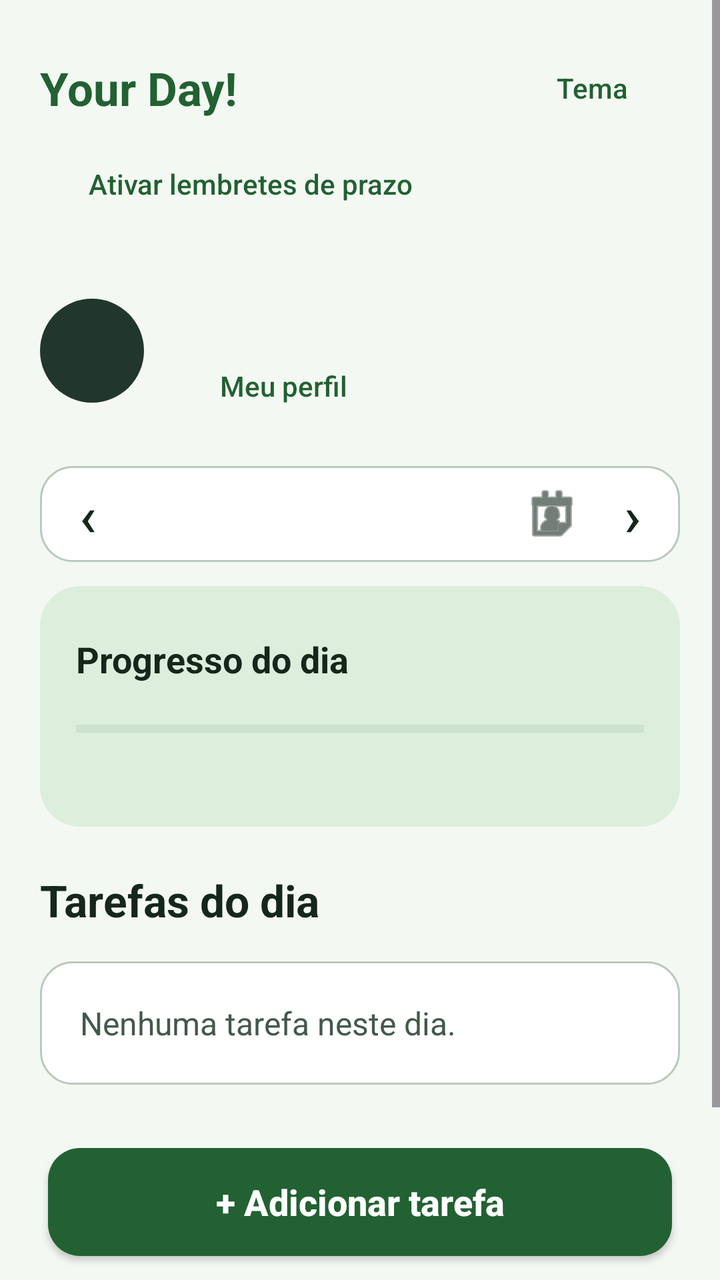
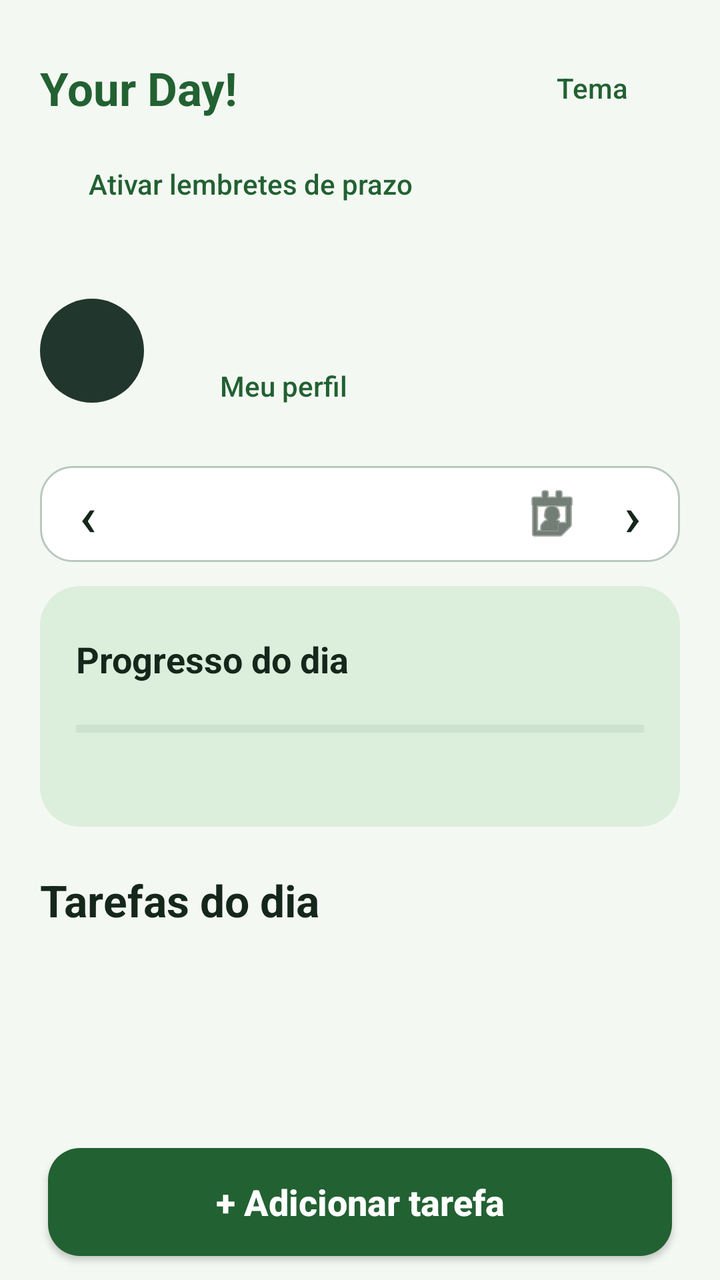

Compare the two renders of this Android layout. The source of the first and the diff that turns it into the second are given below.
<!-- AndroidManifest.xml: application theme Theme.ProjetoFaculdadeYourDay -->
<!-- res/layout/activity_inicio.xml -->
<LinearLayout
    xmlns:android="http://schemas.android.com/apk/res/android"
    android:id="@+id/main"
    android:layout_width="match_parent"
    android:layout_height="match_parent"
    android:orientation="vertical"
    android:background="@color/agenda_fundo">
    <ScrollView
        android:layout_width="match_parent"
        android:layout_height="0dp"
        android:layout_weight="1"
        android:fillViewport="true">
        <LinearLayout
            android:layout_width="match_parent"
            android:layout_height="wrap_content"
            android:orientation="vertical"
            android:padding="20dp">
            <LinearLayout
                android:layout_width="match_parent"
                android:layout_height="wrap_content"
                android:gravity="center_vertical"
                android:orientation="horizontal">
                <TextView
                    android:layout_width="0dp"
                    android:layout_weight="1"
                    android:layout_height="wrap_content"
                    android:gravity="start"
                    android:text="Your Day!"
                    android:textColor="@color/agenda_verde"
                    android:textSize="23sp"
                    android:textStyle="bold" />
                <Button
                    android:id="@+id/escolherTema"
                    style="?android:attr/borderlessButtonStyle"
                    android:layout_width="wrap_content"
                    android:layout_height="wrap_content"
                    android:minHeight="48dp"
                    android:text="@string/tema"
                    android:textAllCaps="false"
                    android:textColor="@color/agenda_verde" />
            </LinearLayout>
            <Button
                android:id="@+id/configurarLembretes"
                style="?android:attr/borderlessButtonStyle"
                android:layout_width="wrap_content"
                android:layout_height="wrap_content"
                android:minHeight="48dp"
                android:text="@string/lembretes_desligados"
                android:textAllCaps="false"
                android:textColor="@color/agenda_verde" />
            <LinearLayout
                android:layout_width="match_parent"
                android:layout_height="wrap_content"
                android:layout_marginTop="18dp"
                android:gravity="center_vertical"
                android:orientation="horizontal">
                <include layout="@layout/avatar_perfil" />
                <LinearLayout
                    android:layout_width="0dp"
                    android:layout_height="wrap_content"
                    android:layout_weight="1"
                    android:layout_marginStart="14dp"
                    android:orientation="vertical">
                    <TextView
                        android:id="@+id/textSaudacao"
                        android:layout_width="match_parent"
                        android:layout_height="wrap_content"
                        android:textColor="@color/agenda_texto"
                        android:textSize="26sp"
                        android:textStyle="bold" />
                    <Button
                        android:id="@+id/abrirPerfil"
                        style="?android:attr/borderlessButtonStyle"
                        android:layout_width="wrap_content"
                        android:layout_height="wrap_content"
                        android:minHeight="48dp"
                        android:text="@string/meu_perfil"
                        android:textAllCaps="false"
                        android:textColor="@color/agenda_verde" />
                </LinearLayout>
            </LinearLayout>
            <LinearLayout
                android:layout_width="match_parent"
                android:layout_height="wrap_content"
                android:orientation="horizontal"
                android:gravity="center_vertical"
                android:layout_marginTop="16dp"
                android:background="@drawable/cartao_agenda">
                <Button
                    android:id="@+id/diaAnterior"
                    style="?android:attr/borderlessButtonStyle"
                    android:layout_width="48dp"
                    android:layout_height="wrap_content"
                    android:minHeight="48dp"
                    android:minWidth="0dp"
                    android:padding="0dp"
                    android:textAllCaps="false"
                    android:textColor="@color/agenda_texto"
                    android:textSize="28sp"
                    android:text="‹"
                    android:contentDescription="Dia anterior" />
                <Button
                    android:id="@+id/escolherData"
                    style="?android:attr/borderlessButtonStyle"
                    android:layout_width="0dp"
                    android:layout_height="wrap_content"
                    android:minHeight="48dp"
                    android:minWidth="0dp"
                    android:padding="0dp"
                    android:textAllCaps="false"
                    android:textColor="@color/agenda_texto"
                    android:textSize="15sp"
                    android:layout_weight="1"
                    android:drawableEnd="@android:drawable/ic_menu_my_calendar"
                    android:drawableTint="@color/agenda_texto"
                    android:contentDescription="Escolher data no calendário" />
                <Button
                    android:id="@+id/proximoDia"
                    style="?android:attr/borderlessButtonStyle"
                    android:layout_width="48dp"
                    android:layout_height="wrap_content"
                    android:minHeight="48dp"
                    android:minWidth="0dp"
                    android:padding="0dp"
                    android:textAllCaps="false"
                    android:textColor="@color/agenda_texto"
                    android:textSize="28sp"
                    android:text="›"
                    android:contentDescription="Próximo dia" />
            </LinearLayout>
            <LinearLayout
                android:layout_width="match_parent"
                android:layout_height="wrap_content"
                android:orientation="vertical"
                android:background="@drawable/painel_progresso"
                android:padding="18dp"
                android:layout_marginTop="12dp">
                <LinearLayout
                    android:layout_width="match_parent"
                    android:layout_height="wrap_content"
                    android:orientation="horizontal"
                    android:gravity="center_vertical">
                    <TextView
                        android:layout_width="0dp"
                        android:layout_height="wrap_content"
                        android:layout_weight="1"
                        android:text="@string/progresso_dia"
                        android:textColor="@color/agenda_texto"
                        android:textSize="18sp"
                        android:textStyle="bold" />
                    <TextView
                        android:id="@+id/textProgresso"
                        android:layout_width="wrap_content"
                        android:layout_height="wrap_content"
                        android:textColor="@color/agenda_verde"
                        android:textSize="28sp"
                        android:textStyle="bold" />
                </LinearLayout>
                <ProgressBar
                    android:id="@+id/barraProgresso"
                    style="?android:attr/progressBarStyleHorizontal"
                    android:layout_width="match_parent"
                    android:layout_height="12dp"
                    android:layout_marginTop="10dp"
                    android:indeterminate="false"
                    android:max="100"
                    android:progress="0"
                    android:progressTint="@color/agenda_verde"
                    android:progressBackgroundTint="@color/agenda_trilho" />
                <TextView
                    android:id="@+id/textResumo"
                    android:layout_width="match_parent"
                    android:layout_height="wrap_content"
                    android:layout_marginTop="6dp"
                    android:textColor="@color/texto_secundario"
                    android:textSize="14sp" />
            </LinearLayout>
            <TextView
                android:layout_width="match_parent"
                android:layout_height="wrap_content"
                android:layout_marginTop="22dp"
                android:text="Tarefas do dia"
                android:textColor="@color/agenda_texto"
                android:textSize="22sp"
                android:textStyle="bold" />
            <TextView
                android:id="@+id/textSemTarefas"
                android:layout_width="match_parent"
                android:layout_height="wrap_content"
                android:layout_marginTop="16dp"
                android:text="Nenhuma tarefa neste dia."
                android:textColor="@color/texto_secundario"
                android:textSize="16sp"
                android:background="@drawable/cartao_agenda"
                android:padding="20dp" />
            <LinearLayout
                android:id="@+id/listaTarefas"
                android:layout_width="match_parent"
                android:layout_height="wrap_content"
                android:layout_marginTop="8dp"
                android:orientation="vertical" />
        </LinearLayout>
    </ScrollView>
    <androidx.appcompat.widget.AppCompatButton
        android:id="@+id/btnAdicionarTarefa"
        android:layout_width="match_parent"
        android:layout_height="wrap_content"
        android:minHeight="54dp"
        android:layout_marginStart="24dp"
        android:layout_marginEnd="24dp"
        android:layout_marginTop="12dp"
        android:layout_marginBottom="12dp"
        android:text="+ Adicionar tarefa"
        android:textAllCaps="false"
        android:textColor="@color/agenda_tinta"
        android:textSize="18sp"
        android:background="@drawable/acao_principal"
        android:textStyle="bold" />
</LinearLayout>
<!-- res/layout/avatar_perfil.xml (included above) -->
<FrameLayout xmlns:android="http://schemas.android.com/apk/res/android"
    android:id="@+id/editarFoto"
    android:layout_width="52dp"
    android:layout_height="52dp"
    android:background="@drawable/fundo_avatar"
    android:foreground="?attr/selectableItemBackground"
    android:clickable="true"
    android:focusable="true"
    android:contentDescription="@string/escolher_foto">
    <TextView
        android:id="@+id/inicialPerfil"
        android:layout_width="match_parent"
        android:layout_height="match_parent"
        android:gravity="center"
        android:importantForAccessibility="no"
        android:textColor="#C2F9D7"
        android:textSize="22sp"
        android:textStyle="bold" />
    <ImageView
        android:id="@+id/fotoPerfil"
        android:layout_width="match_parent"
        android:layout_height="match_parent"
        android:importantForAccessibility="no"
        android:scaleType="centerCrop"
        android:visibility="gone" />
</FrameLayout>
<!-- resources referenced by this layout -->
<resources>
  <color name="agenda_fundo">#F4F8F3</color>
  <color name="agenda_texto">#15271B</color>
  <color name="agenda_tinta">#FFFFFF</color>
  <color name="agenda_trilho">#A8BFAE</color>
  <color name="agenda_verde">#226132</color>
  <color name="texto_secundario">#42594A</color>
  <!-- drawable acao_principal (drawable) -->
  <ripple xmlns:android="http://schemas.android.com/apk/res/android" android:color="#33809070">
      <item>
          <shape android:shape="rectangle">
              <solid android:color="@color/agenda_verde" />
              <corners android:radius="16dp" />
          </shape>
      </item>
  </ripple>
  <!-- drawable cartao_agenda (drawable) -->
  <shape xmlns:android="http://schemas.android.com/apk/res/android" android:shape="rectangle">
      <solid android:color="@color/agenda_painel" />
      <corners android:radius="16dp" />
      <stroke android:width="1dp" android:color="@color/agenda_borda" />
  </shape>
  <!-- drawable fundo_avatar (drawable) -->
  <shape xmlns:android="http://schemas.android.com/apk/res/android" android:shape="oval">
      <solid android:color="#21362C" />
  </shape>
  <!-- drawable painel_progresso (drawable) -->
  <shape xmlns:android="http://schemas.android.com/apk/res/android" android:shape="rectangle">
      <solid android:color="@color/agenda_destaque" />
      <corners android:radius="20dp" />
  </shape>
  <string name="escolher_foto">Escolher foto de perfil</string>
  <string name="lembretes_desligados">Ativar lembretes de prazo</string>
  <string name="meu_perfil">Meu perfil</string>
  <string name="progresso_dia">Progresso do dia</string>
  <string name="tema">Tema</string>
  <style name="Theme.ProjetoFaculdadeYourDay" parent="Base.Theme.ProjetoFaculdadeYourDay">
          <item name="colorPrimary">@color/agenda_verde</item>
          <item name="colorOnPrimary">@color/agenda_tinta</item>
          <item name="colorSecondary">@color/agenda_verde</item>
          <item name="colorAccent">@color/agenda_verde</item>
          <item name="android:colorAccent">@color/agenda_verde</item>
          <item name="android:windowBackground">@color/agenda_fundo</item>
      </style>
  <color name="agenda_painel">#FFFFFF</color>
  <color name="agenda_borda">#B8C9BD</color>
  <color name="agenda_destaque">#DCEEDC</color>
  <style name="Base.Theme.ProjetoFaculdadeYourDay" parent="Theme.Material3.DayNight.NoActionBar" />
</resources>

<!-- the commit's change to res/layout/activity_inicio.xml (unified diff, before → after) -->
@@ -183,12 +183,21 @@
                 android:textColor="@color/agenda_texto"
                 android:textSize="22sp"
                 android:textStyle="bold" />
+            <Button
+                android:id="@+id/filtrarTarefas"
+                style="?android:attr/borderlessButtonStyle"
+                android:layout_width="wrap_content"
+                android:layout_height="wrap_content"
+                android:minHeight="48dp"
+                android:textAllCaps="false"
+                android:textColor="@color/agenda_verde" />
             <TextView
                 android:id="@+id/textSemTarefas"
                 android:layout_width="match_parent"
                 android:layout_height="wrap_content"
                 android:layout_marginTop="16dp"
-                android:text="Nenhuma tarefa neste dia."
+                android:text="@string/sem_tarefas_no_dia"
+                android:visibility="gone"
                 android:textColor="@color/texto_secundario"
                 android:textSize="16sp"
                 android:background="@drawable/cartao_agenda"
<!-- resource entries referenced after the edit -->
@@ -34,6 +34,7 @@
   <string name="lembretes_desligados">Ativar lembretes de prazo</string>
   <string name="meu_perfil">Meu perfil</string>
   <string name="progresso_dia">Progresso do dia</string>
+  <string name="sem_tarefas_no_dia">Nenhuma tarefa neste dia.</string>
   <string name="tema">Tema</string>
   <style name="Theme.ProjetoFaculdadeYourDay" parent="Base.Theme.ProjetoFaculdadeYourDay">
           <item name="colorPrimary">@color/agenda_verde</item>
